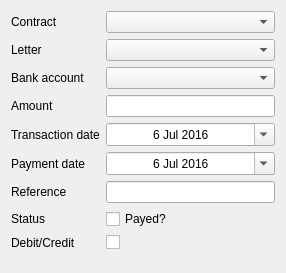
First picture: the form in MyQtness/ui/transaction_form.ui, repository MazeFX/pat, before the edit.
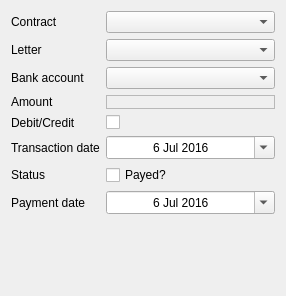
Second picture: the form after the edit. Custom widgets are drawn as their Qt base class.

What changed in the file:
```diff
--- a/MyQtness/ui/transaction_form.ui
+++ b/MyQtness/ui/transaction_form.ui
@@ -7,7 +7,7 @@
     <x>0</x>
     <y>0</y>
     <width>286</width>
-    <height>273</height>
+    <height>296</height>
    </rect>
   </property>
   <property name="windowTitle">
@@ -22,7 +22,7 @@
     </widget>
    </item>
    <item row="0" column="1">
-    <widget class="MyComboBox" name="letterComboBox"/>
+    <widget class="MyComboBox" name="contractComboBox"/>
    </item>
    <item row="1" column="0">
     <widget class="QLabel" name="letterLabel">
@@ -32,30 +32,7 @@
     </widget>
    </item>
    <item row="1" column="1">
-    <widget class="MyComboBox" name="contractComboBox"/>
-   </item>
-   <item row="8" column="0">
-    <widget class="QLabel" name="referenceLabel">
-     <property name="text">
-      <string>Reference</string>
-     </property>
-    </widget>
-   </item>
-   <item row="8" column="1">
-    <widget class="QLineEdit" name="referenceLineEdit">
-     <property name="toolTip">
-      <string/>
-     </property>
-     <property name="statusTip">
-      <string/>
-     </property>
-     <property name="accessibleDescription">
-      <string/>
-     </property>
-    </widget>
-   </item>
-   <item row="2" column="1">
-    <widget class="MyComboBox" name="accountComboBox"/>
+    <widget class="MyComboBox" name="letterComboBox"/>
    </item>
    <item row="2" column="0">
     <widget class="QLabel" name="accountLabel">
@@ -64,8 +41,8 @@
      </property>
     </widget>
    </item>
-   <item row="3" column="1">
-    <widget class="QLineEdit" name="amountLineEdit"/>
+   <item row="2" column="1">
+    <widget class="MyComboBox" name="accountComboBox"/>
    </item>
    <item row="3" column="0">
     <widget class="QLabel" name="amountLabel">
@@ -74,6 +51,16 @@
      </property>
     </widget>
    </item>
+   <item row="4" column="0">
+    <widget class="QLabel" name="debitLabel">
+     <property name="text">
+      <string>Debit/Credit</string>
+     </property>
+    </widget>
+   </item>
+   <item row="4" column="1">
+    <widget class="QCheckBox" name="debitCheckBox"/>
+   </item>
    <item row="5" column="0">
     <widget class="QLabel" name="transactionDateLabel">
      <property name="text">
@@ -118,71 +105,71 @@
     </widget>
    </item>
    <item row="6" column="0">
-    <widget class="QLabel" name="dateLabel">
-     <property name="text">
-      <string>Payment date</string>
-     </property>
-    </widget>
-   </item>
-   <item row="6" column="1">
-    <widget class="QDateEdit" name="dateDateEdit">
-     <property name="enabled">
-      <bool>true</bool>
-     </property>
-     <property name="wrapping">
-      <bool>false</bool>
-     </property>
-     <property name="frame">
-      <bool>true</bool>
-     </property>
-     <property name="alignment">
-      <set>Qt::AlignCenter</set>
-     </property>
-     <property name="dateTime">
-      <datetime>
-       <hour>0</hour>
-       <minute>0</minute>
-       <second>0</second>
-       <year>2016</year>
-       <month>7</month>
-       <day>6</day>
-      </datetime>
-     </property>
-     <property name="calendarPopup">
-      <bool>true</bool>
-     </property>
-     <property name="date">
-      <date>
-       <year>2016</year>
-       <month>7</month>
-       <day>6</day>
-      </date>
-     </property>
-    </widget>
-   </item>
-   <item row="11" column="0">
     <widget class="QLabel" name="paymentStateLabel">
      <property name="text">
       <string>Status</string>
      </property>
     </widget>
    </item>
-   <item row="11" column="1">
+   <item row="6" column="1">
     <widget class="QCheckBox" name="paymentStateCheckBox">
      <property name="text">
       <string>Payed?</string>
      </property>
     </widget>
    </item>
-   <item row="12" column="0">
-    <widget class="QLabel" name="debitLabel">
+   <item row="7" column="0">
+    <widget class="QLabel" name="dateLabel">
      <property name="text">
-      <string>Debit/Credit</string>
+      <string>Payment date</string>
      </property>
     </widget>
    </item>
-   <item row="12" column="1">
-    <widget class="QCheckBox" name="debitCheckBox"/>
+   <item row="7" column="1">
+    <widget class="QDateEdit" name="paymentDateEdit">
+     <property name="enabled">
+      <bool>true</bool>
+     </property>
+     <property name="wrapping">
+      <bool>false</bool>
+     </property>
+     <property name="frame">
+      <bool>true</bool>
+     </property>
+     <property name="alignment">
+      <set>Qt::AlignCenter</set>
+     </property>
+     <property name="dateTime">
+      <datetime>
+       <hour>0</hour>
+       <minute>0</minute>
+       <second>0</second>
+       <year>2016</year>
+       <month>7</month>
+       <day>6</day>
+      </datetime>
+     </property>
+     <property name="calendarPopup">
+      <bool>true</bool>
+     </property>
+     <property name="date">
+      <date>
+       <year>2016</year>
+       <month>7</month>
+       <day>6</day>
+      </date>
+     </property>
+    </widget>
+   </item>
+   <item row="3" column="1">
+    <widget class="MyCurrencyBox" name="amountCurrencyEdit">
+     <property name="frameShape">
+      <enum>QFrame::StyledPanel</enum>
+     </property>
+     <property name="frameShadow">
+      <enum>QFrame::Raised</enum>
+     </property>
+    </widget>
    </item>
   </layout>
  </widget>
@@ -192,6 +179,12 @@
    <extends>QComboBox</extends>
    <header>MyQtness.myWidgets.h</header>
   </customwidget>
+  <customwidget>
+   <class>MyCurrencyBox</class>
+   <extends>QFrame</extends>
+   <header>MyQtness.myWidgets.h</header>
+   <container>1</container>
+  </customwidget>
  </customwidgets>
  <resources/>
  <connections/>
```
Left out of the diff: 2 changed lines with no effect on the pictures.
